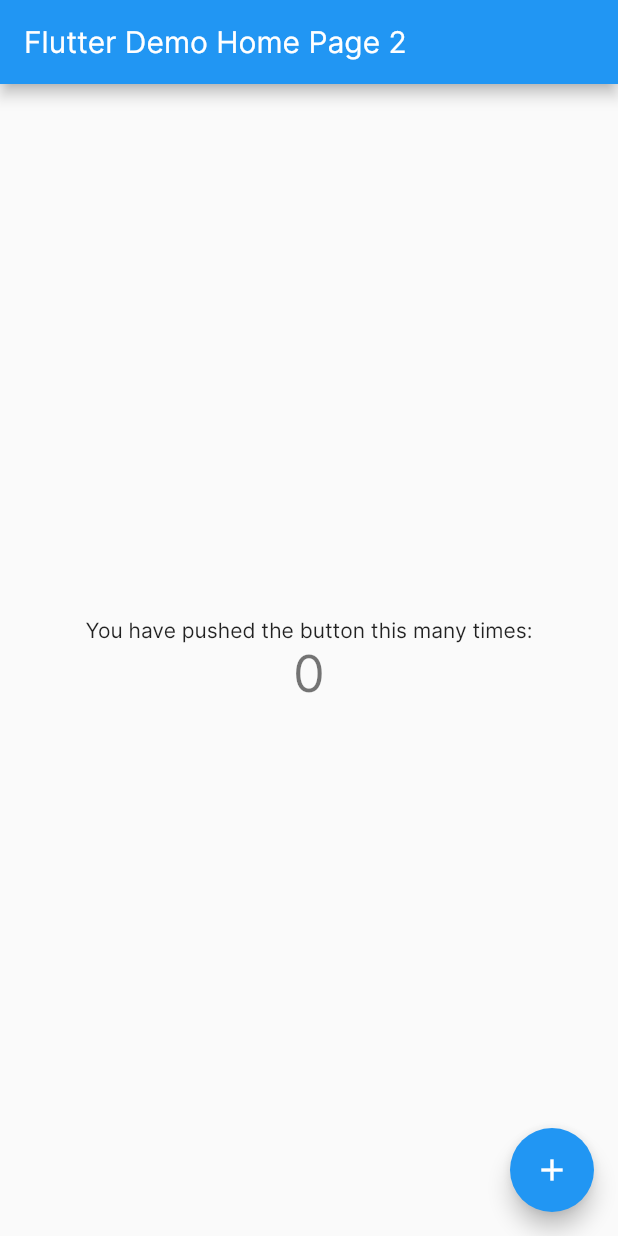
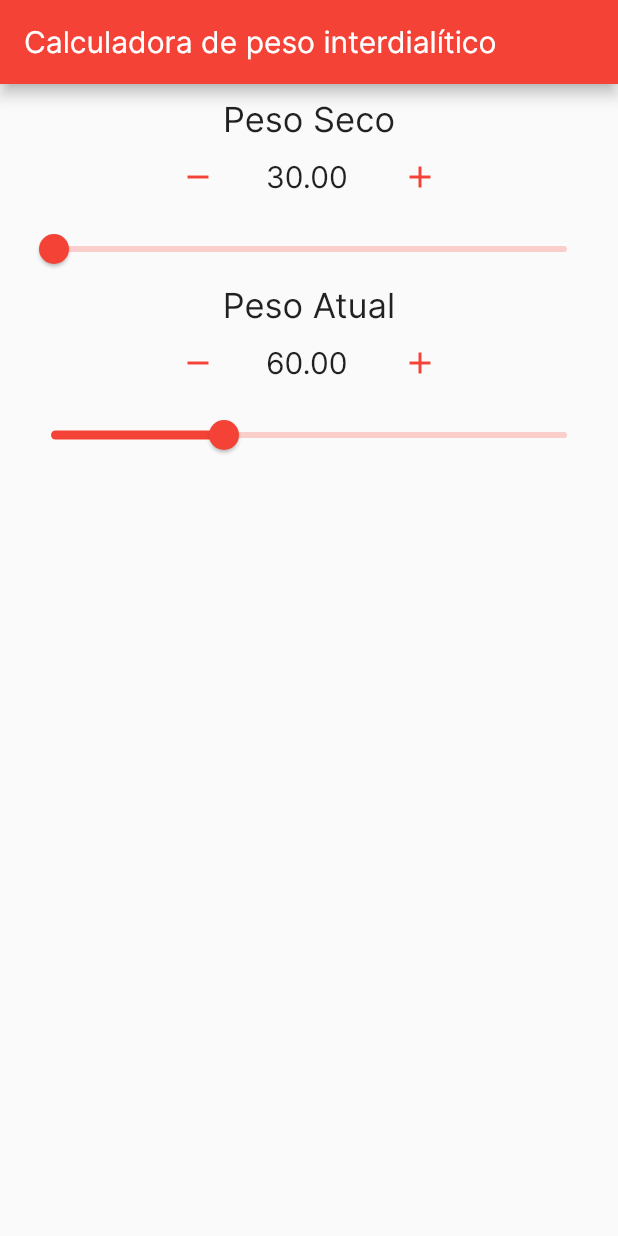
Before and after one commit to renatolb/iwg, a Flutter app: the screen it shows after launch, on a phone screen of 412 x 824 dp. Run offline on Flutter 3.47's test engine with Material 2 defaults, Android fonts, the phone set to English and light mode, and no system bars.

Commit message:
Adds inputs for weights

```diff
--- a/lib/main.dart
+++ b/lib/main.dart
@@ -1,4 +1,6 @@
 import 'package:flutter/material.dart';
+
+import 'widgets/home_page.dart';
 
 void main() {
   runApp(MyApp());
@@ -9,78 +11,13 @@ class MyApp extends StatelessWidget {
   @override
   Widget build(BuildContext context) {
     return MaterialApp(
-      title: 'Flutter Demo',
+      title: 'Iwg',
       theme: ThemeData(
         fontFamily: 'Inter',
-        primarySwatch: Colors.blue,
+        primarySwatch: Colors.red,
         visualDensity: VisualDensity.adaptivePlatformDensity,
       ),
-      home: MyHomePage(title: 'Flutter Demo Home Page 2'),
+      home: MyHomePage(title: 'Calculadora de peso interdialítico'),
     );
   }
 }
-
-class MyHomePage extends StatefulWidget {
-  MyHomePage({Key key, this.title}) : super(key: key);
-
-  final String title;
-
-  @override
-  _MyHomePageState createState() => _MyHomePageState();
-}
-
-class _MyHomePageState extends State<MyHomePage> {
-  int _counter = 0;
-
-  void _incrementCounter() {
-    setState(() {
-      _counter++;
-    });
-  }
-
-  @override
-  Widget build(BuildContext context) {
-    return Scaffold(
-      appBar: AppBar(
-        // Here we take the value from the MyHomePage object that was created by
-        // the App.build method, and use it to set our appbar title.
-        title: Text(widget.title),
-      ),
-      body: Center(
-        // Center is a layout widget. It takes a single child and positions it
-        // in the middle of the parent.
-        child: Column(
-          // Column is also a layout widget. It takes a list of children and
-          // arranges them vertically. By default, it sizes itself to fit its
-          // children horizontally, and tries to be as tall as its parent.
-          //
-          // Invoke "debug painting" (press "p" in the console, choose the
-          // "Toggle Debug Paint" action from the Flutter Inspector in Android
-          // Studio, or the "Toggle Debug Paint" command in Visual Studio Code)
-          // to see the wireframe for each widget.
-          //
-          // Column has various properties to control how it sizes itself and
-          // how it positions its children. Here we use mainAxisAlignment to
-          // center the children vertically; the main axis here is the vertical
-          // axis because Columns are vertical (the cross axis would be
-          // horizontal).
-          mainAxisAlignment: MainAxisAlignment.center,
-          children: <Widget>[
-            Text(
-              'You have pushed the button this many times:',
-            ),
-            Text(
-              '$_counter',
-              style: Theme.of(context).textTheme.headline4,
-            ),
-          ],
-        ),
-      ),
-      floatingActionButton: FloatingActionButton(
-        onPressed: _incrementCounter,
-        tooltip: 'Increment',
-        child: Icon(Icons.add),
-      ), // This trailing comma makes auto-formatting nicer for build methods.
-    );
-  }
-}
--- /dev/null
+++ b/lib/widgets/home_page.dart
@@ -0,0 +1,64 @@
+import 'package:flutter/material.dart';
+import 'package:flutter/widgets.dart';
+import 'package:iwg/weight_calculator.dart';
+import 'package:iwg/widgets/weight_input.dart';
+
+class MyHomePage extends StatefulWidget {
+  final String title;
+
+  MyHomePage({Key key, this.title}) : super(key: key);
+
+  @override
+  _MyHomePageState createState() => _MyHomePageState();
+}
+
+class _MyHomePageState extends State<MyHomePage> {
+  final double _minWeight = 30.0;
+  final double _maxWeight = 120.0;
+  double _dryWeight, _currentWeight;
+
+  WeightCalculator calculator;
+
+  _MyHomePageState() : super() {
+    this._dryWeight = _minWeight;
+    this._currentWeight = _maxWeight/2;
+    this.calculator = WeightCalculator();
+  }
+
+  void _setDryWeight(double valor) {
+    setState(() {
+      if(valor > _maxWeight) valor = _maxWeight;
+      if(valor < _minWeight) valor = _minWeight;
+      this._dryWeight = valor;
+    });
+  }
+
+  void _setCurrWeight(double valor) {
+    setState(() {
+      if(valor > _maxWeight) valor = _maxWeight;
+      if(valor < _minWeight) valor = _minWeight;
+      this._currentWeight = valor;
+    });
+  }
+
+  @override
+  Widget build(BuildContext context) {
+    return Scaffold(
+      appBar: AppBar(
+          title: Text(widget.title)
+      ),
+      body: Container(
+        child: Padding(
+          padding: EdgeInsets.all(10),
+          child: Column(
+            mainAxisAlignment: MainAxisAlignment.start,
+            children: <Widget>[
+              WeightInput(label: 'Peso Seco', min: this._minWeight, max: this._maxWeight, selectedWeight: _dryWeight, onChangeCallback: this._setDryWeight),
+              WeightInput(label: 'Peso Atual', min: this._minWeight, max: this._maxWeight, selectedWeight: _currentWeight, onChangeCallback: this._setCurrWeight),
+            ]
+          )
+        )
+      )
+    );
+  }
+}
--- /dev/null
+++ b/lib/widgets/weight_input.dart
@@ -0,0 +1,66 @@
+import 'package:flutter/cupertino.dart';
+import 'package:flutter/material.dart';
+import 'package:flutter/services.dart';
+
+class WeightInput extends StatefulWidget {
+  final String label;
+  final double min;
+  final double max;
+  final ValueChanged<double> onChangeCallback;
+  final double selectedWeight;
+
+  WeightInput({Key key, this.label, this.selectedWeight, this.min, this.max, @required this.onChangeCallback}) : super(key: key);
+
+  @override
+  WeightInputState createState() => WeightInputState();
+}
+
+class WeightInputState extends State<WeightInput> {
+  var inputLabelStyle = TextStyle(fontSize: 23, color: Colors.black87);
+
+  void _setWeight(String valor) {
+      double val = double.tryParse(valor);
+      if (val == null) val = widget.selectedWeight;
+      this.widget.onChangeCallback(val);
+  }
+
+  @override
+  Widget build(BuildContext context) {
+    final inputController = TextEditingController(text: widget.selectedWeight.toStringAsFixed(2));
+
+    return Container(
+        child: Column(
+          children: <Widget>[
+            Text(this.widget.label, style: inputLabelStyle),
+            Row(
+              mainAxisAlignment: MainAxisAlignment.center,
+              mainAxisSize: MainAxisSize.max,
+              children: <Widget> [
+                FlatButton(child: Icon(Icons.remove, color: Colors.red,), onPressed: () => {},),
+                Container(
+                    width: 60,
+                    child:
+                    TextField(
+                      textAlign: TextAlign.center,
+                      decoration: null,
+                      style: TextStyle(fontSize: 20),
+                      controller: inputController,
+                      onChanged: (text) => this._setWeight(text),
+                      keyboardType: TextInputType.numberWithOptions(decimal: false, signed: false),
+                  )
+                ),
+                FlatButton(child: Icon(Icons.add, color: Colors.red,), onPressed: () => {},),
+              ],
+            ),
+            Slider(
+              value: this.widget.selectedWeight,
+              min: this.widget.min,
+              max: this.widget.max,
+              divisions: ((this.widget.max - this.widget.min) * 2).toInt(),
+              onChanged: this.widget.onChangeCallback,
+            ),
+          ],
+        )
+    );
+  }
+}
```
Also changed, not shown: 1 other file.
